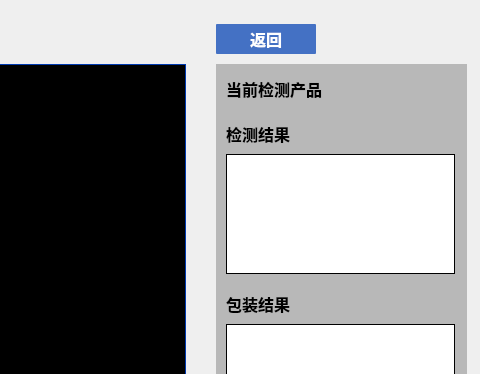
The window that main_page/screencheck.ui (jaueone/Magnetic) describes before a commit, drawn with Qt 5; both pictures show x 534 to 1014 and y 0 to 374 of the 1014 by 527 pixel window.
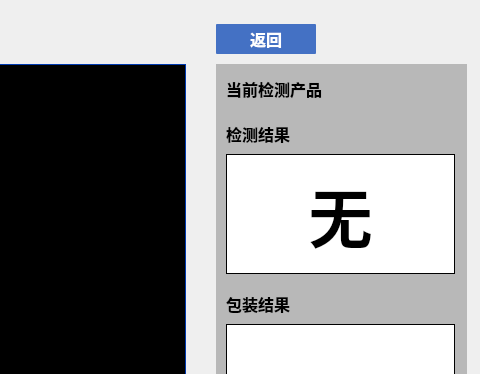
The same window after the commit. The open tabs and pages were chosen to show the change.

```diff
--- a/main_page/screencheck.ui
+++ b/main_page/screencheck.ui
@@ -1049,18 +1049,26 @@
           <height>120</height>
          </size>
         </property>
+        <property name="font">
+         <font>
+          <family>微软雅黑</family>
+          <pointsize>48</pointsize>
+          <weight>75</weight>
+          <bold>true</bold>
+         </font>
+        </property>
         <property name="styleSheet">
          <string notr="true">border:1px solid black; 
 background-color: rgb(255, 255, 255);</string>
         </property>
         <property name="text">
-         <string/>
+         <string>无</string>
         </property>
         <property name="scaledContents">
          <bool>false</bool>
         </property>
         <property name="alignment">
-         <set>Qt::AlignLeading|Qt::AlignLeft|Qt::AlignTop</set>
+         <set>Qt::AlignCenter</set>
         </property>
        </widget>
        <widget class="QLabel" name="label_6">
```
